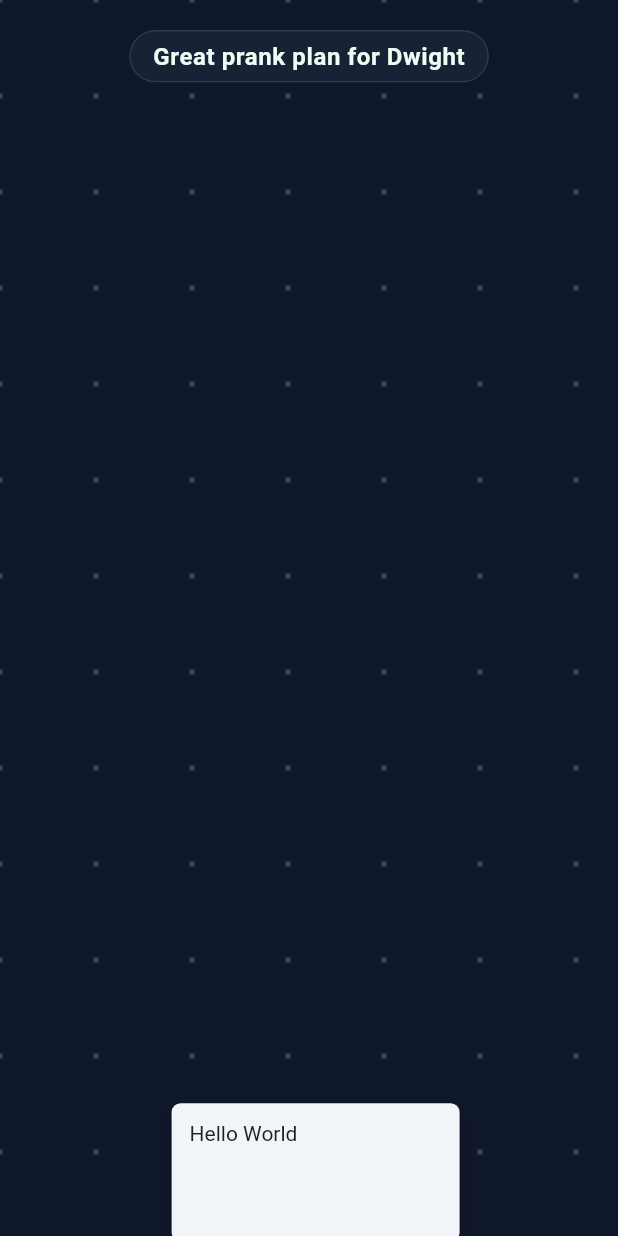
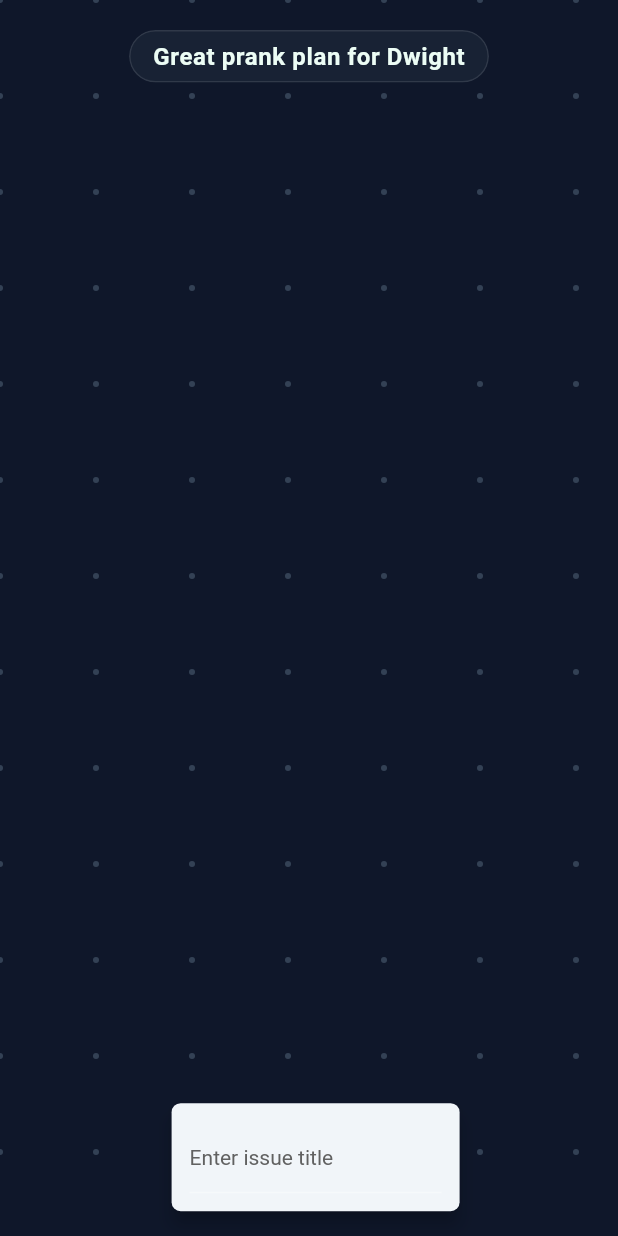
Before and after one commit to tpucci/cadence, a Flutter app: the screen it shows after launch, on a phone screen of 412 x 824 dp. Run offline on Flutter 3.47's test engine with Material 2 defaults, Android fonts, the phone set to English and light mode, and no system bars; our stand-ins replace flutter_mobx, get_it, mobx; generated files the repository leaves out were written again.

Commit message:
feat: make issues focusable

```diff
--- a/lib/features/gesture_handler/gesture_handler.dart
+++ b/lib/features/gesture_handler/gesture_handler.dart
@@ -1,5 +1,6 @@
 import 'package:app/features/camera/stores/camera_store.dart';
 import 'package:app/features/gesture_handler/stores/pointer_store.dart';
+import 'package:app/features/gesture_handler/hit_test_permissive_stack.dart';
 import 'package:flutter/gestures.dart';
 import 'package:flutter/material.dart';
 import 'package:get_it/get_it.dart';
@@ -40,7 +41,7 @@
   Widget build(BuildContext context) {
     InteractiveViewer.builder;
     return Listener(
-        behavior: HitTestBehavior.opaque,
+        behavior: HitTestBehavior.translucent,
         onPointerSignal: (details) {
           if (details is PointerScrollEvent) {
             if (details.scrollDelta.dx == 0 &&
@@ -71,10 +72,9 @@
           animation: _transform,
           builder: (context, child) =>
               Transform(transform: _transform.value, child: child),
-          child: RepaintBoundary(
-            child: Stack(
-              children: children,
-            ),
+          child: HitTestPermissiveStack(
+            clipBehavior: Clip.none,
+            children: children,
           ),
         )));
   }
--- /dev/null
+++ b/lib/features/gesture_handler/hit_test_permissive_stack.dart
@@ -0,0 +1,55 @@
+import 'package:flutter/material.dart';
+import 'package:flutter/rendering.dart';
+
+class HitTestPermissiveStack extends Stack {
+  HitTestPermissiveStack({
+    Key? key,
+    AlignmentGeometry alignment = AlignmentDirectional.topStart,
+    TextDirection? textDirection,
+    StackFit fit = StackFit.loose,
+    Clip clipBehavior = Clip.none,
+    List<Widget> children = const <Widget>[],
+  }) : super(
+          key: key,
+          alignment: alignment,
+          textDirection: textDirection,
+          fit: fit,
+          clipBehavior: clipBehavior,
+          children: children,
+        );
+
+  @override
+  RenderStack createRenderObject(BuildContext context) {
+    return RenderHitTestPermissiveStack(
+      alignment: alignment,
+      textDirection: textDirection ?? Directionality.of(context),
+      fit: fit,
+      clipBehavior: clipBehavior,
+    );
+  }
+}
+
+class RenderHitTestPermissiveStack extends RenderStack {
+  RenderHitTestPermissiveStack({
+    List<RenderBox>? children,
+    AlignmentGeometry alignment = AlignmentDirectional.topStart,
+    TextDirection? textDirection,
+    StackFit fit = StackFit.loose,
+    Clip clipBehavior = Clip.hardEdge,
+  }) : super(
+          children: children,
+          alignment: alignment,
+          textDirection: textDirection,
+          fit: fit,
+          clipBehavior: clipBehavior,
+        );
+
+  @override
+  bool hitTest(BoxHitTestResult result, {required Offset position}) {
+    if (hitTestChildren(result, position: position) || hitTestSelf(position)) {
+      result.add(BoxHitTestEntry(this, position));
+      return true;
+    }
+    return false;
+  }
+}
--- a/lib/features/issues/issue_card.dart
+++ b/lib/features/issues/issue_card.dart
@@ -10,10 +10,11 @@
   @override
   Widget build(BuildContext context) {
     return Observer(
-      builder: (_) => Transform.translate(
-          offset: issue.offset,
-          child: SizedBox.fromSize(
-            size: const Size(200, 100),
+      builder: (_) => Positioned(
+        left: issue.offset.dx,
+        top: issue.offset.dy,
+        child: SizedBox(
+          width: 200,
           child: Card(
               shape: RoundedRectangleBorder(
                 borderRadius: BorderRadius.circular(6.0),
@@ -22,13 +23,22 @@
               elevation: 5,
               child: Padding(
                 padding: const EdgeInsets.all(12.0),
-                  child: Text("Hello World",
+                child: TextField(
+                    keyboardType: TextInputType.multiline,
+                    maxLines: null,
+                    decoration: InputDecoration(
+                        hintText: "Enter issue title",
+                        hintStyle: Theme.of(context)
+                            .textTheme
+                            .bodyMedium!
+                            .copyWith(color: Colors.grey.shade700)),
                     style: Theme.of(context)
                         .textTheme
                         .bodyMedium!
                         .copyWith(color: Colors.grey.shade900)),
               )),
-          )),
+        ),
+      ),
     );
   }
 }
--- a/lib/features/issues/issue_cards_renderer.dart
+++ b/lib/features/issues/issue_cards_renderer.dart
@@ -1,5 +1,6 @@
 import 'package:app/features/issues/issue_card.dart';
 import 'package:app/features/issues/stores/issues_store.dart';
+import 'package:app/features/gesture_handler/hit_test_permissive_stack.dart';
 import 'package:flutter/material.dart';
 import 'package:get_it/get_it.dart';
 
@@ -10,7 +11,8 @@
 
   @override
   Widget build(BuildContext context) {
-    return Stack(
+    return HitTestPermissiveStack(
+        clipBehavior: Clip.none,
         children: _issuesStore.issues
             .map((issue) => IssueCard(issue: issue))
             .toList());
```
Lines whose indentation alone changed are shown as unchanged.
